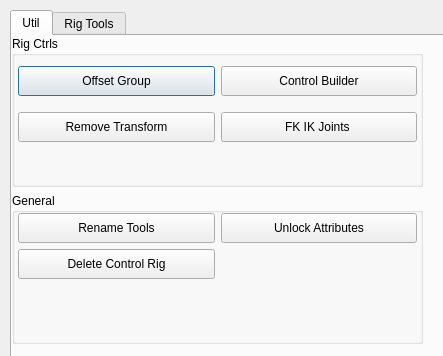
Above: Projects/HacknSlash/python/ui/nb_tools.ui from neilberard/Python-Projects before the change. Below: the same form after it.
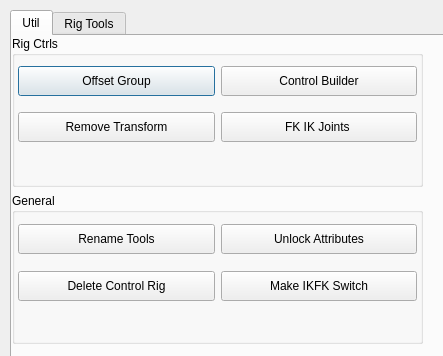
That is the form after the change. The open tabs and pages were chosen to show the change. Icons and pictures are not drawn.

The edit to the form file:
```diff
--- a/Projects/HacknSlash/python/ui/nb_tools.ui
+++ b/Projects/HacknSlash/python/ui/nb_tools.ui
@@ -199,7 +199,7 @@
            <x>0</x>
            <y>20</y>
            <width>411</width>
-           <height>68</height>
+           <height>101</height>
           </rect>
          </property>
          <layout class="QGridLayout" name="gridLayout_rig_general">
@@ -270,6 +270,19 @@
             </property>
            </widget>
           </item>
+          <item row="1" column="1">
+           <widget class="QPushButton" name="btn_make_switch_2">
+            <property name="minimumSize">
+             <size>
+              <width>0</width>
+              <height>30</height>
+             </size>
+            </property>
+            <property name="text">
+             <string>Make IKFK Switch</string>
+            </property>
+           </widget>
+          </item>
          </layout>
         </widget>
        </widget>
```
Left out of the diff: 13 changed lines with no effect on the pictures.
